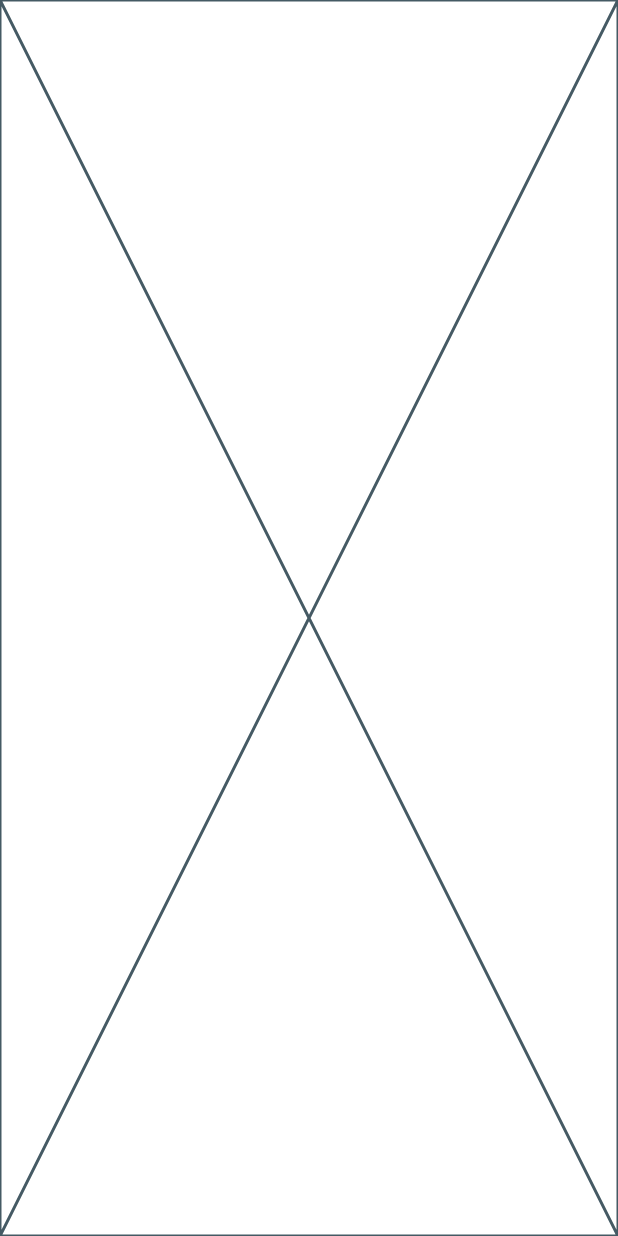
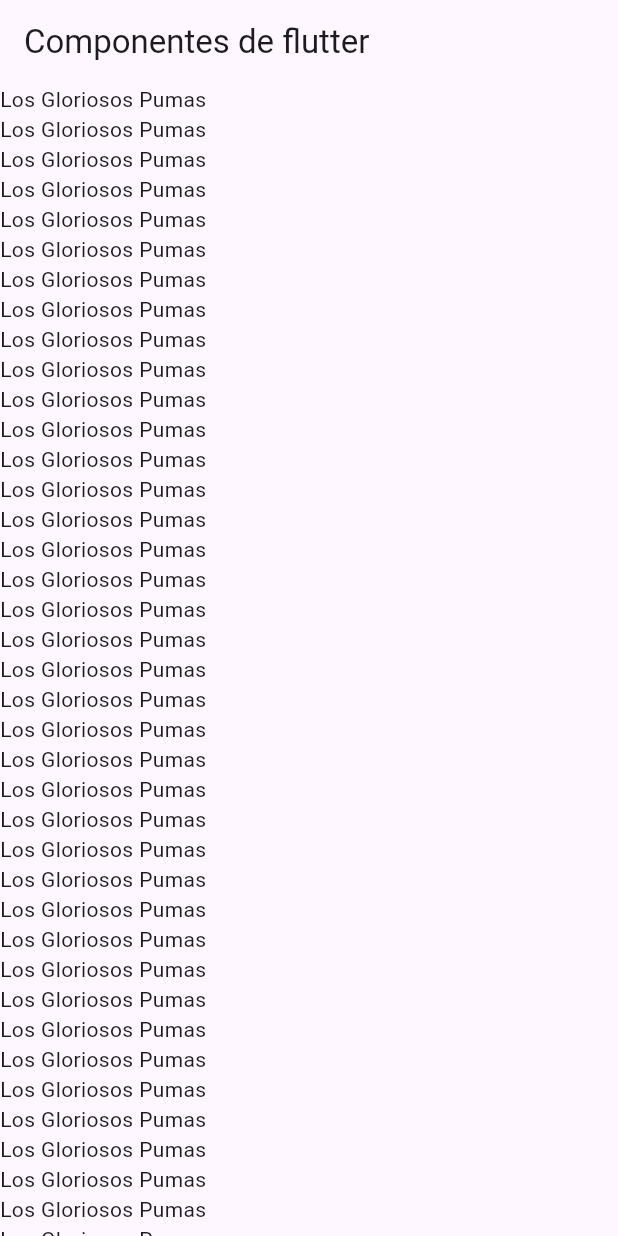
Before and after one commit to jersain28/componentes_flutter, a Flutter app: the screen it shows after launch, on a phone screen of 412 x 824 dp. Run offline on Flutter 3.47's test engine with Material 3 defaults, Android fonts, the phone set to English and light mode, and no system bars.

Commit message:
Adding a simple ListView

```diff
--- a/lib/home_screen.dart
+++ b/lib/home_screen.dart
@@ -5,6 +5,66 @@ class HomeScreen extends StatelessWidget {
 
   @override
   Widget build(BuildContext context) {
-    return const Placeholder();
+    return Scaffold(
+      appBar: AppBar(title: const Text('Componentes de flutter'),
+      ),
+      body: ListView(
+        children: const [
+          Text('Los Gloriosos Pumas'),
+          Text('Los Gloriosos Pumas'),
+          Text('Los Gloriosos Pumas'),
+          Text('Los Gloriosos Pumas'),
+          Text('Los Gloriosos Pumas'),
+          Text('Los Gloriosos Pumas'),
+          Text('Los Gloriosos Pumas'),
+          Text('Los Gloriosos Pumas'),
+          Text('Los Gloriosos Pumas'),
+          Text('Los Gloriosos Pumas'),
+          Text('Los Gloriosos Pumas'),
+          Text('Los Gloriosos Pumas'),
+          Text('Los Gloriosos Pumas'),
+          Text('Los Gloriosos Pumas'),
+          Text('Los Gloriosos Pumas'),
+          Text('Los Gloriosos Pumas'),
+          Text('Los Gloriosos Pumas'),
+          Text('Los Gloriosos Pumas'),
+          Text('Los Gloriosos Pumas'),
+          Text('Los Gloriosos Pumas'),
+          Text('Los Gloriosos Pumas'),
+          Text('Los Gloriosos Pumas'),
+          Text('Los Gloriosos Pumas'),
+          Text('Los Gloriosos Pumas'),
+          Text('Los Gloriosos Pumas'),
+          Text('Los Gloriosos Pumas'),
+          Text('Los Gloriosos Pumas'),
+          Text('Los Gloriosos Pumas'),
+          Text('Los Gloriosos Pumas'),
+          Text('Los Gloriosos Pumas'),
+          Text('Los Gloriosos Pumas'),
+          Text('Los Gloriosos Pumas'),
+          Text('Los Gloriosos Pumas'),
+          Text('Los Gloriosos Pumas'),
+          Text('Los Gloriosos Pumas'),
+          Text('Los Gloriosos Pumas'),
+          Text('Los Gloriosos Pumas'),
+          Text('Los Gloriosos Pumas'),
+          Text('Los Gloriosos Pumas'),
+          Text('Los Gloriosos Pumas'),
+          Text('Los Gloriosos Pumas'),
+          Text('Los Gloriosos Pumas'),
+          Text('Los Gloriosos Pumas'),
+          Text('Los Gloriosos Pumas'),
+          Text('Los Gloriosos Pumas'),
+          Text('Los Gloriosos Pumas'),
+          Text('Los Gloriosos Pumas'),
+          Text('Los Gloriosos Pumas'),
+          Text('Los Gloriosos Pumas'),
+          Text('Los Gloriosos Pumas'),
+          Text('Los Gloriosos Pumas'),
+          Text('Los Gloriosos Pumas'),
+          Text('Los Gloriosos Pumas'),
+        ],
+      ),
+    );
   }
 }
--- a/lib/main_app.dart
+++ b/lib/main_app.dart
@@ -7,6 +7,7 @@ class MainApp extends StatelessWidget {
   @override
   Widget build(BuildContext context) {
     return const MaterialApp(
+      debugShowCheckedModeBanner: false,
       home: HomeScreen(),
     );
   }
```
